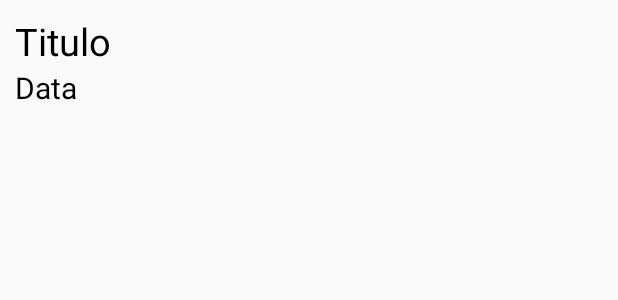
After one commit to noemyroberta/DiskWomanApp, an Android app: the layout activity_item_occurrences.xml on its own in the app's theme, with its tools: preview values and no code run, on a phone screen of 412 x 824 dp. The commit adds this screen. Shown: the top 300 px of the screen. Run offline under Robolectric (Android 15) with nearby library versions, the phone set to English and light mode, and no system bars.

Commit message:
List and Adapter Occurrences added

```diff
--- /dev/null
+++ b/DiskWoman/app/src/main/res/layout/activity_item_occurrences.xml
@@ -0,0 +1,26 @@
+<?xml version="1.0" encoding="utf-8"?>
+<LinearLayout xmlns:android="http://schemas.android.com/apk/res/android"
+    android:orientation="vertical" android:layout_width="match_parent"
+    android:layout_height="wrap_content"
+    android:padding="10dp"
+    >
+
+    <TextView
+        android:id="@+id/title_of_occurrence"
+        android:layout_width="wrap_content"
+        android:layout_height="wrap_content"
+        android:text="Titulo"
+        android:textSize="25sp"
+        android:textColor="#000"
+        />
+
+    <TextView
+        android:id="@+id/date_of_occurrence"
+        android:layout_width="wrap_content"
+        android:layout_height="wrap_content"
+        android:text="Data"
+        android:textSize="20sp"
+        android:textColor="#000"
+        />
+
+</LinearLayout>
```
Also changed, not shown: DiskWoman/app/src/main/java/br/ifal/app/diskwoman/activities/AdapterOccurrences.java (added, +68 -0 lines), DiskWoman/app/src/main/java/br/ifal/app/diskwoman/activities/ListOccurrencesActivity.java (+71 -2 lines), DiskWoman/app/src/main/res/menu/menu_item_list.xml (added, +14 -0 lines), 1 other file.
